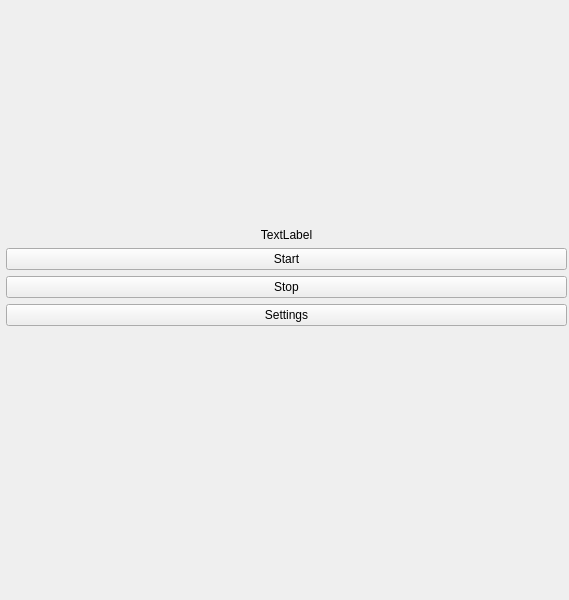
Before: the Qt Designer form AccelTest_App/mainwindow.ui in maxwellchaos/AccelTest_App, drawn with Qt 5.
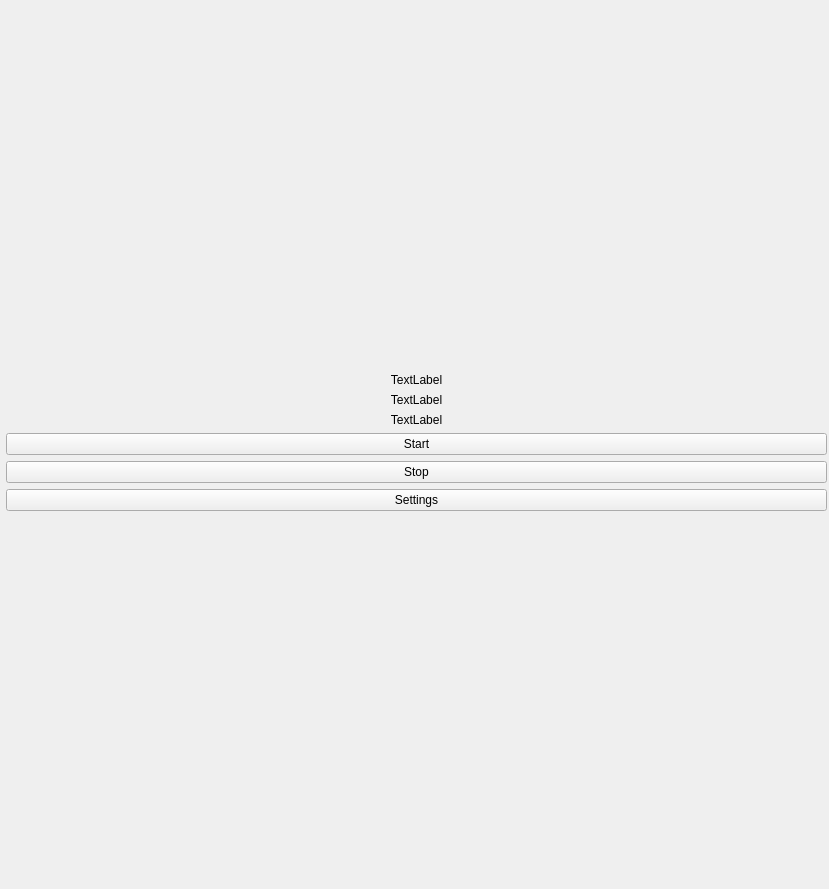
After: the same form once the commit is applied.

What changed in the file:
```diff
--- a/AccelTest_App/mainwindow.ui
+++ b/AccelTest_App/mainwindow.ui
@@ -6,21 +6,21 @@
    <rect>
     <x>0</x>
     <y>0</y>
-    <width>569</width>
-    <height>600</height>
+    <width>829</width>
+    <height>889</height>
    </rect>
   </property>
   <property name="windowTitle">
    <string>MainWindow</string>
   </property>
   <widget class="QWidget" name="centralwidget">
-   <widget class="QWidget" name="">
+   <widget class="QWidget" name="layoutWidget">
     <property name="geometry">
      <rect>
       <x>6</x>
       <y>1</y>
-      <width>561</width>
-      <height>551</height>
+      <width>821</width>
+      <height>881</height>
      </rect>
     </property>
     <layout class="QVBoxLayout" name="verticalLayout">
@@ -40,6 +40,26 @@
        </property>
       </spacer>
      </item>
+     <item>
+      <widget class="QLabel" name="label_2">
+       <property name="text">
+        <string>TextLabel</string>
+       </property>
+       <property name="alignment">
+        <set>Qt::AlignCenter</set>
+       </property>
+      </widget>
+     </item>
+     <item>
+      <widget class="QLabel" name="label_3">
+       <property name="text">
+        <string>TextLabel</string>
+       </property>
+       <property name="alignment">
+        <set>Qt::AlignCenter</set>
+       </property>
+      </widget>
+     </item>
      <item>
       <widget class="QLabel" name="label">
        <property name="text">
```
